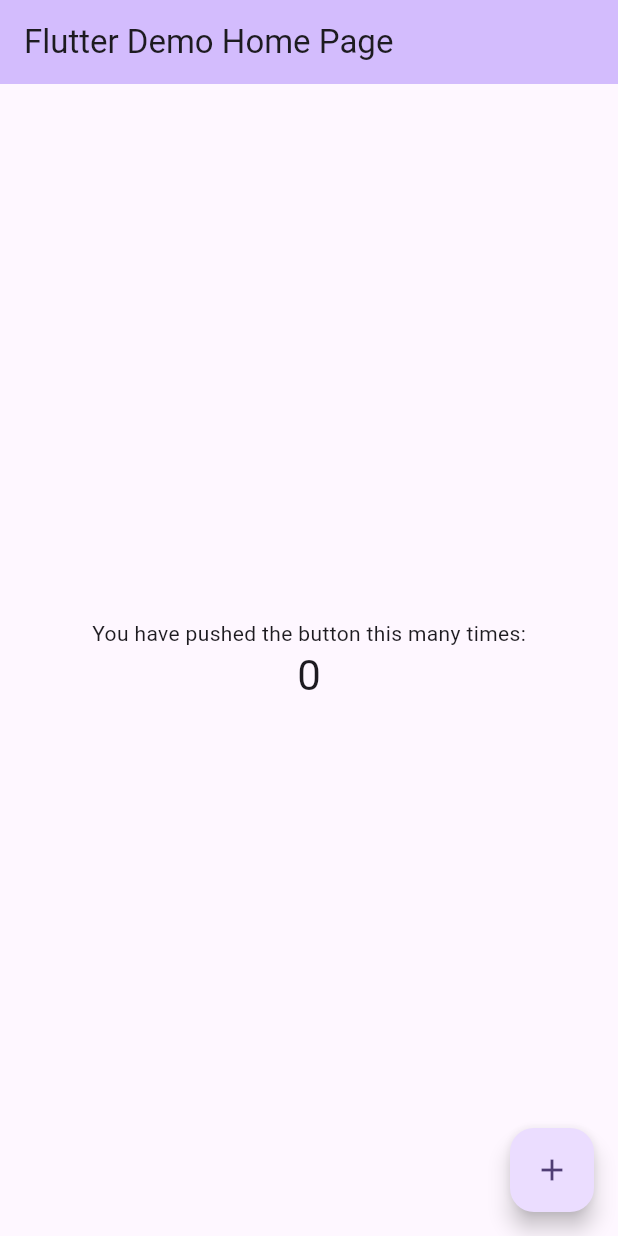
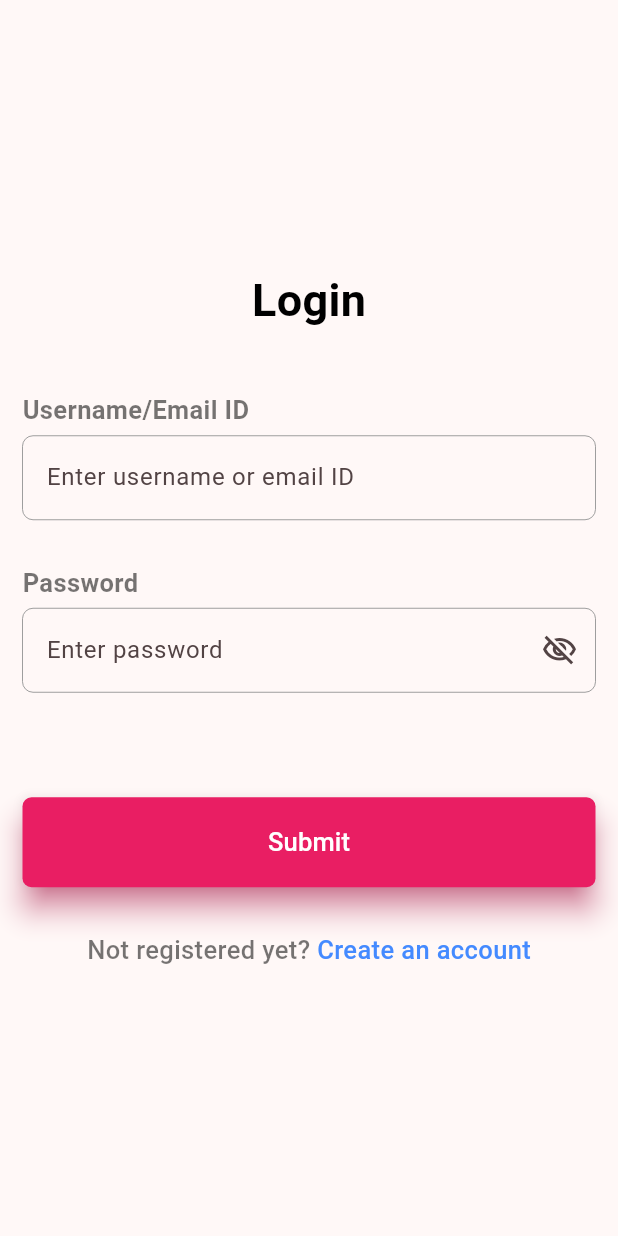
Before and after one commit to Ansab369/user, a Flutter app: the screen it shows after launch, on a phone screen of 412 x 824 dp. Run offline on Flutter 3.47's test engine with Material 3 defaults, Android fonts, the phone set to English and light mode, and no system bars; our stand-ins replace firebase_core; accounts and stored records are empty.

Commit message:
created login screen UI

```diff
--- /dev/null
+++ b/lib/constants/styles.dart
@@ -0,0 +1,12 @@
+import 'package:flutter/material.dart';
+
+final mainButtonStyle = TextButton.styleFrom(
+  elevation: 8,
+           shadowColor: const Color.fromARGB(255, 254, 14, 94),
+  minimumSize: const Size(double.infinity, 40),
+  foregroundColor: Colors.white,
+  backgroundColor: Colors.pink,
+  shape: RoundedRectangleBorder(
+    borderRadius: BorderRadius.circular(6),
+  ),
+);
--- a/lib/main.dart
+++ b/lib/main.dart
@@ -1,125 +1,29 @@
+import 'package:firebase_core/firebase_core.dart';
 import 'package:flutter/material.dart';
+import 'package:user/firebase_options.dart';
+import 'package:user/presentstion/login_screen/login_screen.dart';
 
-void main() {
+void main()async {
+   WidgetsFlutterBinding.ensureInitialized();
+
+  await Firebase.initializeApp(
+    options: DefaultFirebaseOptions.currentPlatform,
+);
   runApp(const MyApp());
 }
 
 class MyApp extends StatelessWidget {
   const MyApp({super.key});
 
-  // This widget is the root of your application.
   @override
   Widget build(BuildContext context) {
     return MaterialApp(
       title: 'Flutter Demo',
       theme: ThemeData(
-        // This is the theme of your application.
-        //
-        // TRY THIS: Try running your application with "flutter run". You'll see
-        // the application has a purple toolbar. Then, without quitting the app,
-        // try changing the seedColor in the colorScheme below to Colors.green
-        // and then invoke "hot reload" (save your changes or press the "hot
-        // reload" button in a Flutter-supported IDE, or press "r" if you used
-        // the command line to start the app).
-        //
-        // Notice that the counter didn't reset back to zero; the application
-        // state is not lost during the reload. To reset the state, use hot
-        // restart instead.
-        //
-        // This works for code too, not just values: Most code changes can be
-        // tested with just a hot reload.
-        colorScheme: ColorScheme.fromSeed(seedColor: Colors.deepPurple),
+        colorScheme: ColorScheme.fromSeed(seedColor: const Color.fromARGB(255, 217, 7, 77)),
         useMaterial3: true,
       ),
-      home: const MyHomePage(title: 'Flutter Demo Home Page'),
+      home: LoginScreen(),
     );
   }
 }
-
-class MyHomePage extends StatefulWidget {
-  const MyHomePage({super.key, required this.title});
-
-  // This widget is the home page of your application. It is stateful, meaning
-  // that it has a State object (defined below) that contains fields that affect
-  // how it looks.
-
-  // This class is the configuration for the state. It holds the values (in this
-  // case the title) provided by the parent (in this case the App widget) and
-  // used by the build method of the State. Fields in a Widget subclass are
-  // always marked "final".
-
-  final String title;
-
-  @override
-  State<MyHomePage> createState() => _MyHomePageState();
-}
-
-class _MyHomePageState extends State<MyHomePage> {
-  int _counter = 0;
-
-  void _incrementCounter() {
-    setState(() {
-      // This call to setState tells the Flutter framework that something has
-      // changed in this State, which causes it to rerun the build method below
-      // so that the display can reflect the updated values. If we changed
-      // _counter without calling setState(), then the build method would not be
-      // called again, and so nothing would appear to happen.
-      _counter++;
-    });
-  }
-
-  @override
-  Widget build(BuildContext context) {
-    // This method is rerun every time setState is called, for instance as done
-    // by the _incrementCounter method above.
-    //
-    // The Flutter framework has been optimized to make rerunning build methods
-    // fast, so that you can just rebuild anything that needs updating rather
-    // than having to individually change instances of widgets.
-    return Scaffold(
-      appBar: AppBar(
-        // TRY THIS: Try changing the color here to a specific color (to
-        // Colors.amber, perhaps?) and trigger a hot reload to see the AppBar
-        // change color while the other colors stay the same.
-        backgroundColor: Theme.of(context).colorScheme.inversePrimary,
-        // Here we take the value from the MyHomePage object that was created by
-        // the App.build method, and use it to set our appbar title.
-        title: Text(widget.title),
-      ),
-      body: Center(
-        // Center is a layout widget. It takes a single child and positions it
-        // in the middle of the parent.
-        child: Column(
-          // Column is also a layout widget. It takes a list of children and
-          // arranges them vertically. By default, it sizes itself to fit its
-          // children horizontally, and tries to be as tall as its parent.
-          //
-          // Column has various properties to control how it sizes itself and
-          // how it positions its children. Here we use mainAxisAlignment to
-          // center the children vertically; the main axis here is the vertical
-          // axis because Columns are vertical (the cross axis would be
-          // horizontal).
-          //
-          // TRY THIS: Invoke "debug painting" (choose the "Toggle Debug Paint"
-          // action in the IDE, or press "p" in the console), to see the
-          // wireframe for each widget.
-          mainAxisAlignment: MainAxisAlignment.center,
-          children: <Widget>[
-            const Text(
-              'You have pushed the button this many times:',
-            ),
-            Text(
-              '$_counter',
-              style: Theme.of(context).textTheme.headlineMedium,
-            ),
-          ],
-        ),
-      ),
-      floatingActionButton: FloatingActionButton(
-        onPressed: _incrementCounter,
-        tooltip: 'Increment',
-        child: const Icon(Icons.add),
-      ), // This trailing comma makes auto-formatting nicer for build methods.
-    );
-  }
-}
--- /dev/null
+++ b/lib/presentstion/home_screen/home_screen.dart
@@ -0,0 +1,12 @@
+import 'package:flutter/material.dart';
+
+class HomeScreen extends StatelessWidget {
+  const HomeScreen({super.key});
+
+  @override
+  Widget build(BuildContext context) {
+    return  Scaffold(
+      body: Center (child: Text("HomeScreen")) ,
+    );
+  }
+}
--- /dev/null
+++ b/lib/presentstion/login_screen/login_screen.dart
@@ -0,0 +1,82 @@
+// ignore_for_file: prefer_const_constructors, prefer_const_literals_to_create_immutables
+
+import 'package:flutter/material.dart';
+import 'package:user/constants/styles.dart';
+import 'package:user/presentstion/registretion/registretion_screen.dart';
+import 'package:user/presentstion/widgets/common_button.dart';
+import 'package:user/presentstion/widgets/common_textfield.dart';
+
+class LoginScreen extends StatelessWidget {
+  const LoginScreen({super.key});
+
+  @override
+  Widget build(BuildContext context) {
+    TextEditingController emailTextController = TextEditingController();
+    TextEditingController passwordTextController = TextEditingController();
+
+    return Scaffold(
+      body: SafeArea(
+          child: Padding(
+        padding: const EdgeInsets.all(15),
+        child: Column(
+          crossAxisAlignment: CrossAxisAlignment.center,
+          mainAxisAlignment: MainAxisAlignment.center,
+          children: [
+            Text(
+              'Login',
+              style: TextStyle(
+                  color: Colors.black,
+                  fontSize: 30,
+                  fontWeight: FontWeight.bold),
+            ),
+            SizedBox(height: 40),
+            commonTextFieldWidget(
+              title: 'Username/Email ID',
+              hintText: 'Enter username or email ID',
+              textController: emailTextController,
+            ),
+            SizedBox(height: 30),
+            commonTextFieldWidget(
+              title: 'Password',
+              hintText: 'Enter password',
+              textController: passwordTextController,
+              isPassword: true,
+            ),
+            SizedBox(height: 70),
+            SubmitButton(
+              text: 'Submit',
+              onPressed: () async {
+                final email = emailTextController.text;
+                final password = passwordTextController.text;
+              },
+            ),
+            SizedBox(height: 30),
+            Row(
+              mainAxisAlignment: MainAxisAlignment.center,
+              children: [
+                Text('Not registered yet? ',
+                    style: TextStyle(
+                        color: Colors.black54,
+                        fontSize: 17,
+                        fontWeight: FontWeight.w500)),
+                GestureDetector(
+                  onTap: () {
+                    Navigator.of(context).push(MaterialPageRoute(
+                        builder: (context) => RegistretionScreen()));
+                  },
+                  child: Text(
+                    'Create an account',
+                    style: TextStyle(
+                        color: Colors.blueAccent,
+                        fontSize: 17,
+                        fontWeight: FontWeight.w500),
+                  ),
+                )
+              ],
+            )
+          ],
+        ),
+      )),
+    );
+  }
+}
--- /dev/null
+++ b/lib/presentstion/registretion/registretion_screen.dart
@@ -0,0 +1,12 @@
+import 'package:flutter/material.dart';
+
+class RegistretionScreen extends StatelessWidget {
+  const RegistretionScreen({super.key});
+
+  @override
+  Widget build(BuildContext context) {
+    return  Scaffold(
+      body: Center (child: Text("RegistretionScreen")) ,
+    );
+  }
+}
--- /dev/null
+++ b/lib/presentstion/widgets/common_button.dart
@@ -0,0 +1,28 @@
+
+import 'package:flutter/material.dart';
+import 'package:user/constants/styles.dart';
+
+class SubmitButton extends StatelessWidget {
+  final VoidCallback onPressed;
+  final String text;
+  const SubmitButton({
+    super.key,
+    required this.onPressed,
+    required this.text,
+  });
+
+  @override
+  Widget build(BuildContext context) {
+    return TextButton(
+      style: mainButtonStyle,
+      onPressed: onPressed,
+      child: Padding(
+        padding: const EdgeInsets.all(10),
+        child: Text(
+          text,
+          style: const TextStyle(fontSize: 17),
+        ),
+      ),
+    );
+  }
+}
--- /dev/null
+++ b/lib/presentstion/widgets/common_textfield.dart
@@ -0,0 +1,68 @@
+
+import 'package:flutter/material.dart';
+
+class commonTextFieldWidget extends StatefulWidget {
+  final String title;
+  final String hintText;
+  final TextEditingController textController;
+  final bool isPassword;
+  const commonTextFieldWidget({
+    super.key,
+    required this.title,
+    required this.hintText,
+    this.isPassword = false,
+    required this.textController,
+  });
+
+  @override
+  State<commonTextFieldWidget> createState() => _commonTextFieldWidgetState();
+}
+
+class _commonTextFieldWidgetState extends State<commonTextFieldWidget> {
+  bool _showPassword = false;
+  @override
+  Widget build(BuildContext context) {
+    return Column(
+      crossAxisAlignment: CrossAxisAlignment.start,
+      children: [
+        Text(
+          widget.title,
+          style: TextStyle(
+              fontSize: 17, fontWeight: FontWeight.bold, color: Colors.black54),
+        ),
+        SizedBox(height: 5),
+        TextField(
+          controller: widget.textController,
+          obscureText: _showPassword,
+          decoration: InputDecoration(
+            border: OutlineInputBorder(
+              borderRadius: BorderRadius.circular(6),
+              borderSide: BorderSide(
+                width: 2.0,
+              ),
+            ),
+            hintText: widget.hintText,
+            enabledBorder: const OutlineInputBorder(
+              borderRadius: BorderRadius.all(Radius.circular(7)),
+              borderSide: BorderSide(color: Colors.grey, width: 0.0),
+            ),
+            suffixIcon: widget.isPassword
+                ? IconButton(
+                    icon: Icon(
+                      _showPassword ? Icons.remove_red_eye_outlined : Icons.visibility_off_outlined,
+                    ),
+                    onPressed: () {
+                      setState(() {
+                        _showPassword = !_showPassword;
+                      });
+                    })
+                : SizedBox(),
+          ),
+        ),
+      ],
+    );
+  }
+}
+
+
+// todo : use poppins text
```
